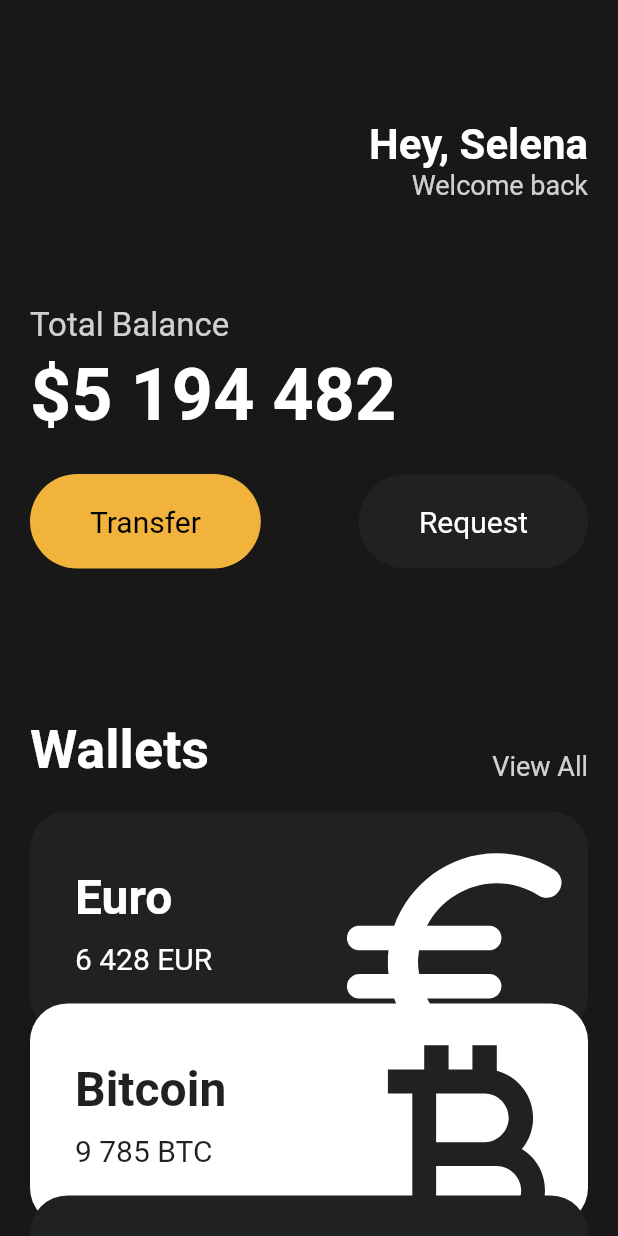
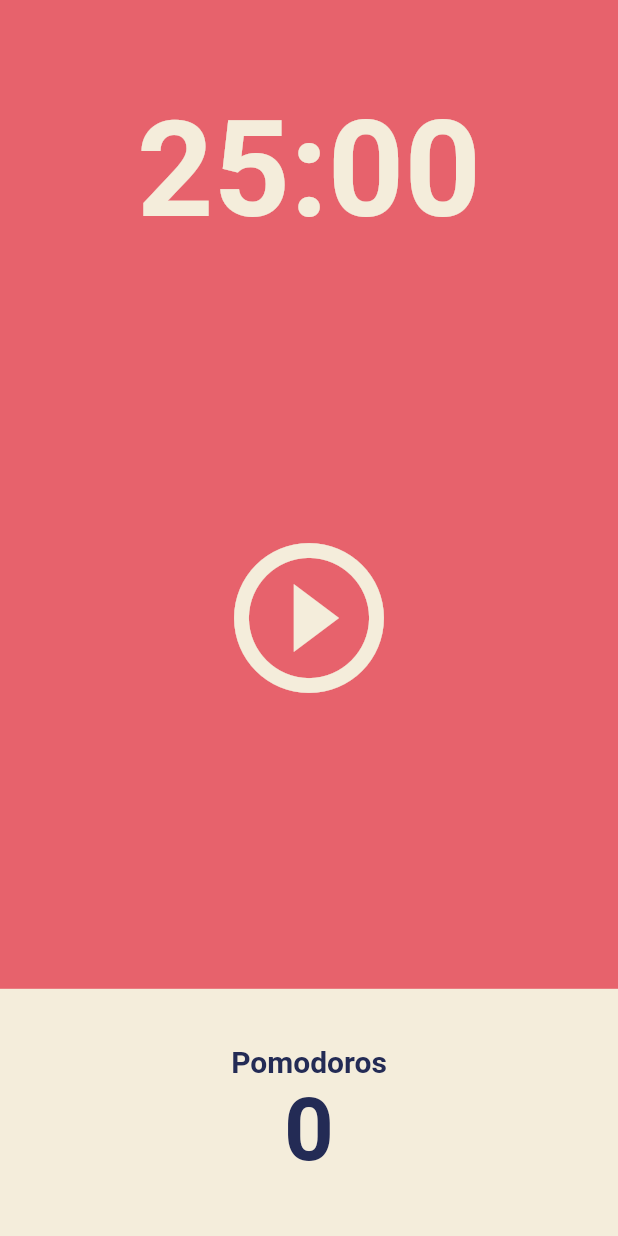
Before and after one commit to sungheeyoon/flutter-webtoons, a Flutter app: the screen it shows after launch, on a phone screen of 412 x 824 dp. Run offline on Flutter 3.47's test engine with Material 2 defaults, Android fonts, the phone set to English and light mode, and no system bars.

Commit message:
Pomodoros UI

```diff
--- a/lib/main.dart
+++ b/lib/main.dart
@@ -1,6 +1,5 @@
 import 'package:flutter/material.dart';
-import 'package:webtoons/widgets/button.dart';
-import 'package:webtoons/widgets/currency_card.dart';
+import 'package:webtoons/screens/home_screen.dart';
 
 void main() {
   runApp(App());
@@ -10,130 +9,16 @@
   @override
   Widget build(BuildContext context) {
     return MaterialApp(
-      home: Scaffold(
-        backgroundColor: const Color(0xFF181818),
-        body: SingleChildScrollView(
-          child: Padding(
-            padding: const EdgeInsets.symmetric(
-              horizontal: 20,
-            ),
-            child: Column(
-              crossAxisAlignment: CrossAxisAlignment.start,
-              children: [
-                const SizedBox(
-                  height: 80,
-                ),
-                Row(
-                  mainAxisAlignment: MainAxisAlignment.end,
-                  children: [
-                    Column(
-                      crossAxisAlignment: CrossAxisAlignment.end,
-                      children: const [
-                        Text(
-                          'Hey, Selena',
-                          style: TextStyle(
-                            color: Colors.white,
-                            fontSize: 28,
-                            fontWeight: FontWeight.w600,
-                          ),
-                        ),
-                        Text(
-                          'Welcome back',
-                          style: TextStyle(
-                            color: Color.fromRGBO(255, 255, 255, 0.8),
-                            fontSize: 18,
-                          ),
-                        ),
-                      ],
-                    )
-                  ],
-                ),
-                const SizedBox(
-                  height: 70,
-                ),
-                const Text('Total Balance',
-                    style: TextStyle(
-                      color: Color.fromRGBO(255, 255, 255, 0.8),
-                      fontSize: 22,
-                    )),
-                const SizedBox(
-                  height: 5,
-                ),
-                const Text('\$5 194 482',
-                    style: TextStyle(
-                      color: Colors.white,
-                      fontWeight: FontWeight.w600,
-                      fontSize: 48,
-                    )),
-                const SizedBox(
-                  height: 25,
-                ),
-                Row(
-                  mainAxisAlignment: MainAxisAlignment.spaceBetween,
-                  children: const [
-                    Button(
-                        text: "Transfer",
-                        bgColor: Color(0xFFF1B33B),
-                        textColor: Colors.black),
-                    Button(
-                        text: "Request",
-                        bgColor: Color(0xFF1F2123),
-                        textColor: Colors.white)
-                  ],
-                ),
-                const SizedBox(
-                  height: 100,
-                ),
-                Row(
-                  crossAxisAlignment: CrossAxisAlignment.end,
-                  mainAxisAlignment: MainAxisAlignment.spaceBetween,
-                  children: [
-                    const Text(
-                      'Wallets',
-                      style: TextStyle(
-                          color: Colors.white,
-                          fontSize: 36,
-                          fontWeight: FontWeight.w600),
-                    ),
-                    Text(
-                      'View All',
-                      style: TextStyle(
-                          color: Colors.white.withOpacity(0.8), fontSize: 18),
-                    )
-                  ],
-                ),
-                const SizedBox(
-                  height: 20,
-                ),
-                const CurrencyCard(
-                  name: "Euro",
-                  code: 'EUR',
-                  amount: '6 428',
-                  icon: Icons.euro_rounded,
-                  isInverted: false,
-                  offsetY: 0,
-                ),
-                const CurrencyCard(
-                  name: "Bitcoin",
-                  code: 'BTC',
-                  amount: '9 785',
-                  icon: Icons.currency_bitcoin,
-                  isInverted: true,
-                  offsetY: -20,
-                ),
-                const CurrencyCard(
-                  name: "Dollar",
-                  code: 'USD',
-                  amount: '128',
-                  icon: Icons.attach_money_outlined,
-                  isInverted: false,
-                  offsetY: -40,
-                ),
-              ],
-            ),
+      theme: ThemeData(
+        backgroundColor: const Color(0xFFE7626C),
+        textTheme: const TextTheme(
+          headline1: TextStyle(
+            color: Color(0xFF232B55),
           ),
         ),
+        cardColor: const Color(0xFFF4EDDB),
       ),
+      home: const HomeScreen(),
     );
   }
 }
--- /dev/null
+++ b/lib/screens/home_screen.dart
@@ -0,0 +1,81 @@
+import 'package:flutter/material.dart';
+
+class HomeScreen extends StatefulWidget {
+  const HomeScreen({super.key});
+
+  @override
+  State<HomeScreen> createState() => _HomeScreenState();
+}
+
+class _HomeScreenState extends State<HomeScreen> {
+  @override
+  Widget build(BuildContext context) {
+    return Scaffold(
+      backgroundColor: Theme.of(context).backgroundColor,
+      body: Column(
+        children: [
+          Flexible(
+            flex: 1,
+            child: Container(
+              alignment: Alignment.bottomCenter,
+              child: Text(
+                '25:00',
+                style: TextStyle(
+                  color: Theme.of(context).cardColor,
+                  fontSize: 89,
+                  fontWeight: FontWeight.w600,
+                ),
+              ),
+            ),
+          ),
+          Flexible(
+            flex: 3,
+            child: Center(
+              child: IconButton(
+                iconSize: 120,
+                color: Theme.of(context).cardColor,
+                onPressed: () {},
+                icon: const Icon(Icons.play_circle_outline),
+              ),
+            ),
+          ),
+          Flexible(
+            flex: 1,
+            child: Row(
+              children: [
+                Expanded(
+                  child: Container(
+                    decoration: BoxDecoration(
+                      color: Theme.of(context).cardColor,
+                    ),
+                    child: Column(
+                      mainAxisAlignment: MainAxisAlignment.center,
+                      children: [
+                        Text(
+                          'Pomodoros',
+                          style: TextStyle(
+                            fontSize: 20,
+                            fontWeight: FontWeight.w600,
+                            color: Theme.of(context).textTheme.headline1!.color,
+                          ),
+                        ),
+                        Text(
+                          '0',
+                          style: TextStyle(
+                            fontSize: 58,
+                            fontWeight: FontWeight.w600,
+                            color: Theme.of(context).textTheme.headline1!.color,
+                          ),
+                        ),
+                      ],
+                    ),
+                  ),
+                ),
+              ],
+            ),
+          )
+        ],
+      ),
+    );
+  }
+}
--- a/lib/widgets/button.dart
+++ /dev/null
@@ -1,28 +0,0 @@
-import 'package:flutter/cupertino.dart';
-
-class Button extends StatelessWidget {
-  final String text;
-  final Color bgColor;
-  final Color textColor;
-
-  const Button(
-      {super.key,
-      required this.text,
-      required this.bgColor,
-      required this.textColor});
-
-  @override
-  Widget build(BuildContext context) {
-    return Container(
-      decoration: BoxDecoration(
-          color: bgColor, borderRadius: BorderRadius.circular(45)),
-      child: Padding(
-        padding: const EdgeInsets.symmetric(vertical: 20, horizontal: 40),
-        child: Text(
-          text,
-          style: TextStyle(color: textColor, fontSize: 20),
-        ),
-      ),
-    );
-  }
-}
--- a/lib/widgets/currency_card.dart
+++ /dev/null
@@ -1,90 +0,0 @@
-import 'package:flutter/material.dart';
-
-class CurrencyCard extends StatelessWidget {
-  final String name, code, amount;
-  final IconData icon;
-  final bool isInverted;
-  final double offsetY;
-
-  final _blackColor = const Color(0xFF1F2123);
-
-  const CurrencyCard(
-      {super.key,
-      required this.name,
-      required this.code,
-      required this.amount,
-      required this.icon,
-      required this.isInverted,
-      required this.offsetY});
-  @override
-  Widget build(BuildContext context) {
-    return Transform.translate(
-      offset: Offset(0, offsetY),
-      child: Container(
-        clipBehavior: Clip.hardEdge,
-        decoration: BoxDecoration(
-            color: isInverted ? Colors.white : _blackColor,
-            borderRadius: BorderRadius.circular(25)),
-        child: Padding(
-          padding: const EdgeInsets.all(30),
-          child: Row(
-            mainAxisAlignment: MainAxisAlignment.spaceBetween,
-            children: [
-              Column(
-                crossAxisAlignment: CrossAxisAlignment.start,
-                children: [
-                  Text(
-                    name,
-                    style: TextStyle(
-                      color: isInverted ? _blackColor : Colors.white,
-                      fontSize: 32,
-                      fontWeight: FontWeight.w600,
-                    ),
-                  ),
-                  const SizedBox(
-                    height: 10,
-                  ),
-                  Row(
-                    children: [
-                      Text(
-                        amount,
-                        style: TextStyle(
-                          color: isInverted ? _blackColor : Colors.white,
-                          fontSize: 20,
-                        ),
-                      ),
-                      const SizedBox(
-                        width: 5,
-                      ),
-                      Text(
-                        code,
-                        style: TextStyle(
-                          color: isInverted ? _blackColor : Colors.white,
-                          fontSize: 20,
-                        ),
-                      ),
-                    ],
-                  )
-                ],
-              ),
-              Transform.scale(
-                scale: 2.2,
-                child: Transform.translate(
-                  offset: const Offset(
-                    -5,
-                    12,
-                  ),
-                  child: Icon(
-                    icon,
-                    color: isInverted ? _blackColor : Colors.white,
-                    size: 88,
-                  ),
-                ),
-              )
-            ],
-          ),
-        ),
-      ),
-    );
-  }
-}
```
